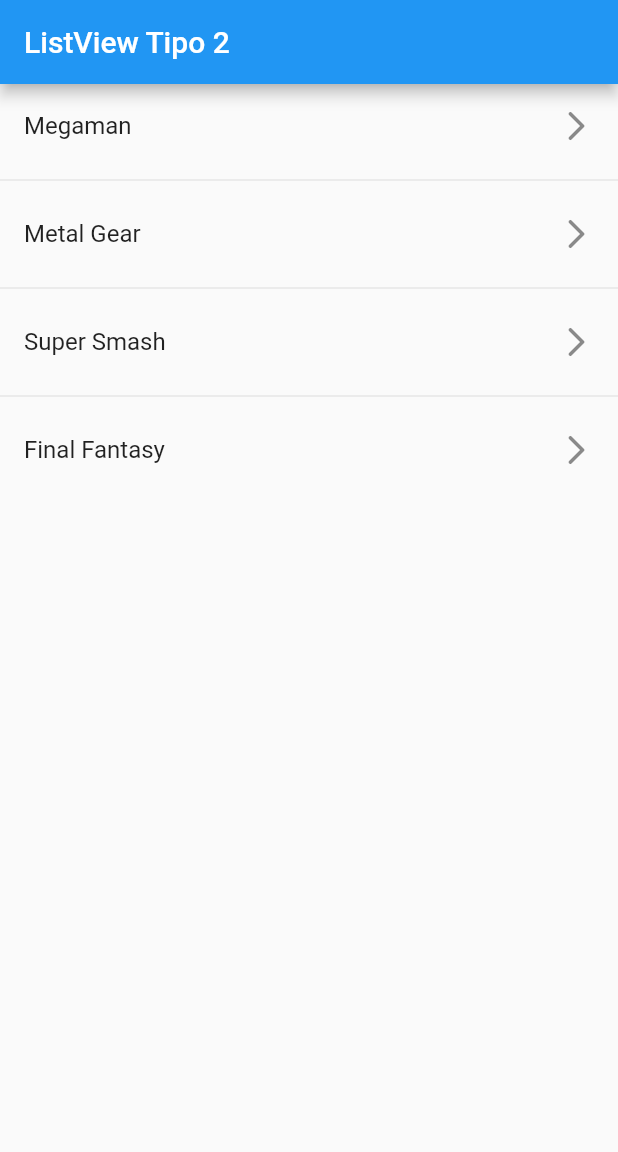
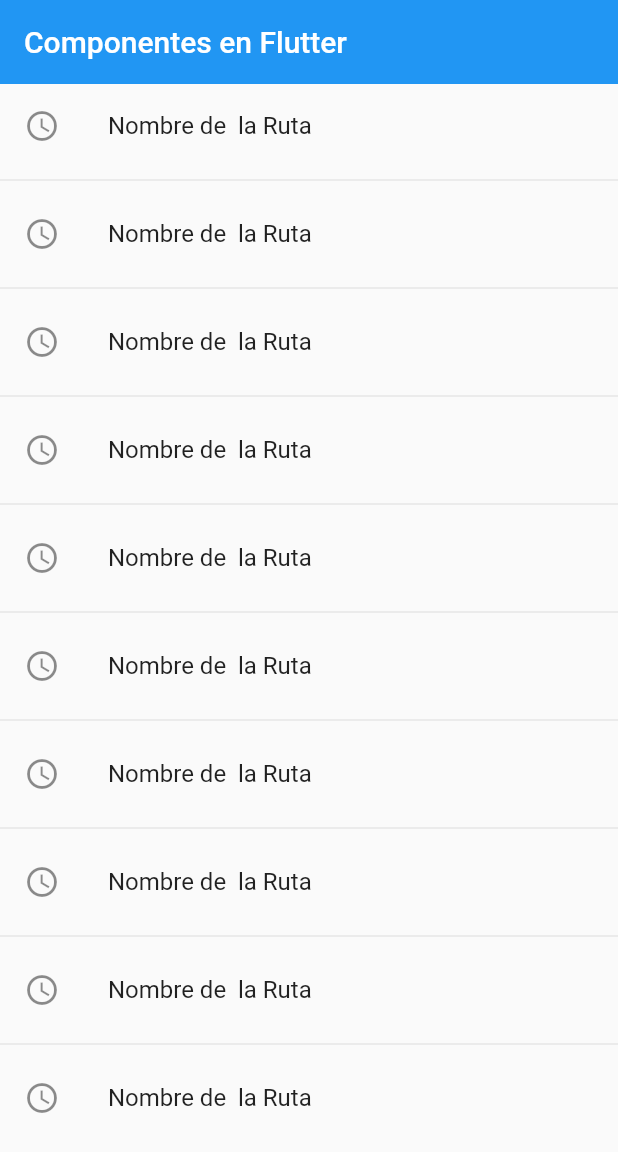
Before and after one commit to DonKames/flutter_components, a Flutter app: the screen it shows after launch, on a phone screen of 412 x 824 dp. Shown: the top 1152 px of the screen. Run offline on Flutter 3.47's test engine with Material 2 defaults, Android fonts, the phone set to English and light mode, and no system bars.

Commit message:
Curso Flutter 72

```diff
--- a/lib/main.dart
+++ b/lib/main.dart
@@ -1,5 +1,5 @@
-import 'package:fl_components/screens/listview1_screen.dart';
-import 'package:fl_components/screens/listview2_screen.dart';
+import 'package:fl_components/router/app_routes.dart';
+
 import 'package:flutter/material.dart';
 
 void main() => runApp(const MyApp());
@@ -9,10 +9,12 @@ class MyApp extends StatelessWidget {
 
   @override
   Widget build(BuildContext context) {
-    return const MaterialApp(
+    return MaterialApp(
       debugShowCheckedModeBanner: false,
       title: 'Material App',
-      home: Listview2Screen(),
+      initialRoute: AppRoutes.initialRoute,
+      routes: AppRoutes.routes,
+      onGenerateRoute: AppRoutes.onGenerateRoute,
     );
   }
 }
--- /dev/null
+++ b/lib/models/menu_option.dart
@@ -0,0 +1,14 @@
+import 'package:fl_components/models/models.dart';
+
+class MenuOption {
+  final String route;
+  final IconData icon;
+  final String name;
+  final Widget screen;
+
+  MenuOption(
+      {required this.route,
+      required this.icon,
+      required this.name,
+      required this.screen});
+}
--- /dev/null
+++ b/lib/models/models.dart
@@ -0,0 +1 @@
+export 'package:flutter/material.dart' show IconData, Widget;
--- /dev/null
+++ b/lib/router/app_routes.dart
@@ -0,0 +1,23 @@
+import 'package:fl_components/models/menu_option.dart';
+import 'package:fl_components/screens/screens.dart';
+import 'package:flutter/material.dart';
+
+class AppRoutes {
+  static const initialRoute = 'home';
+
+  static final menuOptions = <MenuOption>[
+    // TODO: borrar home
+  ];
+
+  static Map<String, Widget Function(BuildContext)> routes = {
+    'home': ((BuildContext context) => const HomeScreen()),
+    'listview1': ((BuildContext context) => const Listview1Screen()),
+    'listview2': ((BuildContext context) => const Listview2Screen()),
+    'card': ((BuildContext context) => const CardScreen()),
+    'alert': ((BuildContext context) => const AlertScreen()),
+  };
+
+  static Route<dynamic> onGenerateRoute(RouteSettings settings) {
+    return MaterialPageRoute(builder: (context) => const AlertScreen());
+  }
+}
--- /dev/null
+++ b/lib/screens/home_screen.dart
@@ -0,0 +1,28 @@
+import 'package:fl_components/screens/listview1_screen.dart';
+import 'package:flutter/material.dart';
+
+class HomeScreen extends StatelessWidget {
+  const HomeScreen({Key? key}) : super(key: key);
+
+  @override
+  Widget build(BuildContext context) {
+    return Scaffold(
+      appBar: AppBar(
+        title: const Text('Componentes en Flutter'),
+        elevation: 0,
+      ),
+      body: ListView.separated(
+          itemCount: 10,
+          separatorBuilder: (BuildContext context, int index) =>
+              const Divider(),
+          itemBuilder: (BuildContext context, int index) => ListTile(
+                leading: const Icon(Icons.access_time_outlined),
+                title: const Text('Nombre de  la Ruta'),
+                onTap: () => Navigator.pushNamed(context, 'listview1'),
+                // final route = MaterialPageRoute(
+                //     builder: (context) => const Listview1Screen());
+                // Navigator.push(context, route);
+              )),
+    );
+  }
+}
```
Also changed, not shown: lib/screens/alert_screen.dart (added, +14 -0 lines), lib/screens/card_screen.dart (added, +14 -0 lines), lib/screens/listview2_screen.dart (+10 -1 lines), lib/screens/screens.dart (added, +7 -0 lines).
